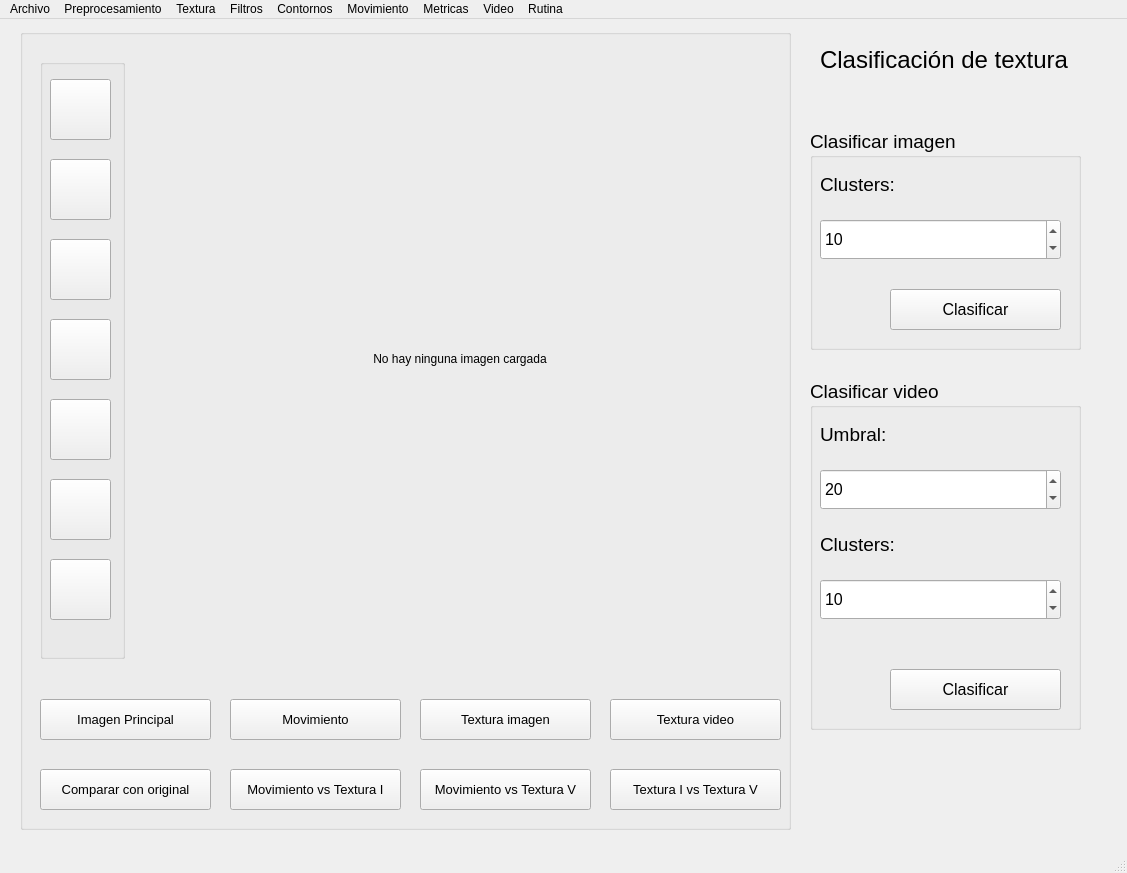
This is main_window.ui in arodriguez1415/PF-SECRET as Qt 5 draws it before an edit. The edited form follows.
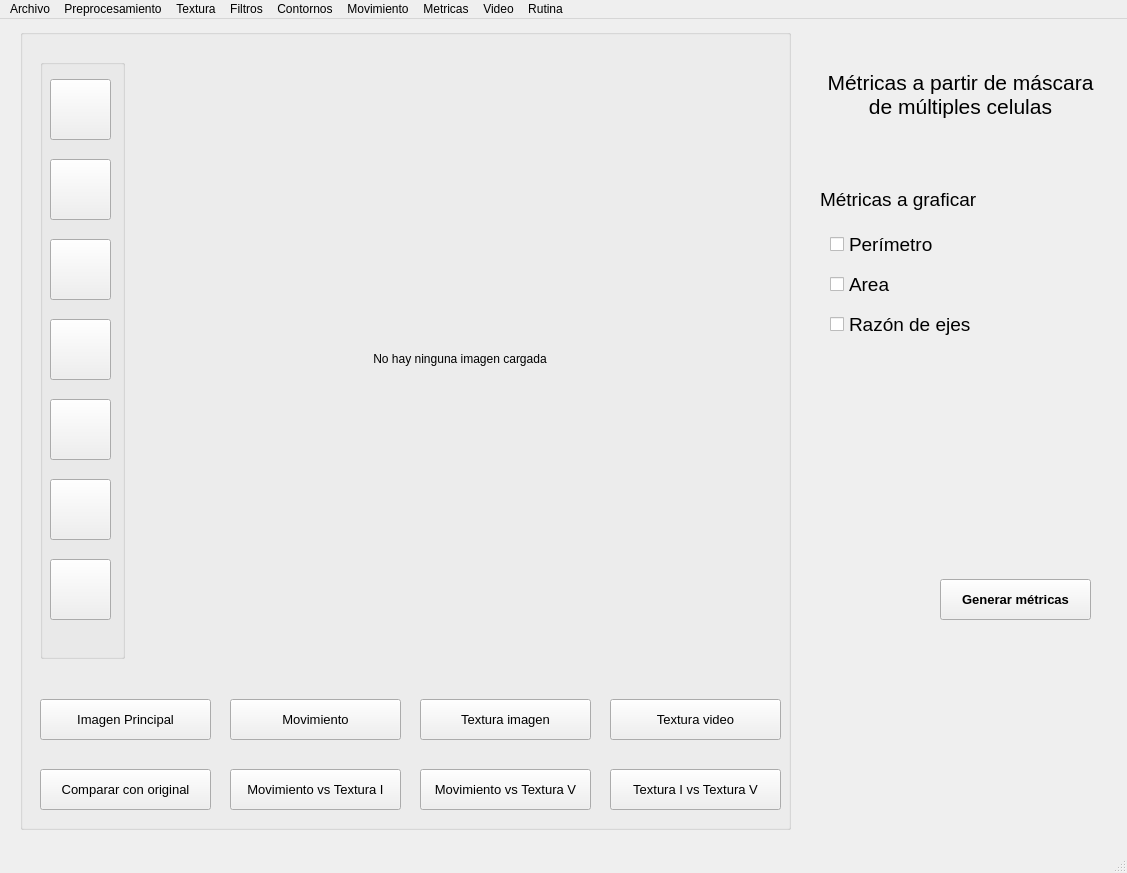
This is the edited form.

Commit message: multi cell metrics + progress bar force close + toolbox enable/disable

What changed in the file:
```diff
--- a/main_window.ui
+++ b/main_window.ui
@@ -301,7 +301,7 @@
      </rect>
     </property>
     <property name="currentIndex">
-     <number>7</number>
+     <number>14</number>
     </property>
     <widget class="QWidget" name="blank_page"/>
     <widget class="QWidget" name="anisotropic_filter_options">
@@ -2199,7 +2199,125 @@
       </property>
      </widget>
     </widget>
-    <widget class="QWidget" name="plot_distribution_metrics_option">
+    <widget class="QWidget" name="generate_multiple_cells_metrics_options">
+     <widget class="QLabel" name="generate_multiple_cells_metrics_title">
+      <property name="geometry">
+       <rect>
+        <x>20</x>
+        <y>30</y>
+        <width>281</width>
+        <height>91</height>
+       </rect>
+      </property>
+      <property name="font">
+       <font>
+        <pointsize>16</pointsize>
+       </font>
+      </property>
+      <property name="text">
+       <string>Métricas a partir de máscara de múltiples celulas</string>
+      </property>
+      <property name="alignment">
+       <set>Qt::AlignCenter</set>
+      </property>
+      <property name="wordWrap">
+       <bool>true</bool>
+      </property>
+     </widget>
+     <widget class="QCheckBox" name="generate_multiple_cells_metrics_area_checkbox">
+      <property name="geometry">
+       <rect>
+        <x>30</x>
+        <y>250</y>
+        <width>151</width>
+        <height>31</height>
+       </rect>
+      </property>
+      <property name="font">
+       <font>
+        <pointsize>14</pointsize>
+       </font>
+      </property>
+      <property name="text">
+       <string>Area</string>
+      </property>
+     </widget>
+     <widget class="QPushButton" name="generate_multiple_cells_metrics_generate_button">
+      <property name="geometry">
+       <rect>
+        <x>140</x>
+        <y>560</y>
+        <width>151</width>
+        <height>41</height>
+       </rect>
+      </property>
+      <property name="font">
+       <font>
+        <pointsize>10</pointsize>
+        <weight>75</weight>
+        <bold>true</bold>
+       </font>
+      </property>
+      <property name="text">
+       <string>Generar métricas</string>
+      </property>
+     </widget>
+     <widget class="QLabel" name="generate_multiple_cells_metrics_label">
+      <property name="geometry">
+       <rect>
+        <x>20</x>
+        <y>160</y>
+        <width>271</width>
+        <height>41</height>
+       </rect>
+      </property>
+      <property name="font">
+       <font>
+        <pointsize>14</pointsize>
+       </font>
+      </property>
+      <property name="text">
+       <string>Métricas a graficar</string>
+      </property>
+     </widget>
+     <widget class="QCheckBox" name="generate_multiple_cells_metrics_axis_rate_checkbox">
+      <property name="geometry">
+       <rect>
+        <x>30</x>
+        <y>290</y>
+        <width>151</width>
+        <height>31</height>
+       </rect>
+      </property>
+      <property name="font">
+       <font>
+        <pointsize>14</pointsize>
+       </font>
+      </property>
+      <property name="text">
+       <string>Razón de ejes</string>
+      </property>
+     </widget>
+     <widget class="QCheckBox" name="generate_multiple_cells_metrics_perimeter_checkbox">
+      <property name="geometry">
+       <rect>
+        <x>30</x>
+        <y>210</y>
+        <width>151</width>
+        <height>31</height>
+       </rect>
+      </property>
+      <property name="font">
+       <font>
+        <pointsize>14</pointsize>
+       </font>
+      </property>
+      <property name="text">
+       <string>Perímetro</string>
+      </property>
+     </widget>
+    </widget>
+    <widget class="QWidget" name="plot_distribution_metrics_options">
      <widget class="QLabel" name="plot_metrics_distribution_title">
       <property name="geometry">
        <rect>
```
Left out of the diff: 6 changed lines with no effect on the pictures. The commit also changes 12 other files.
